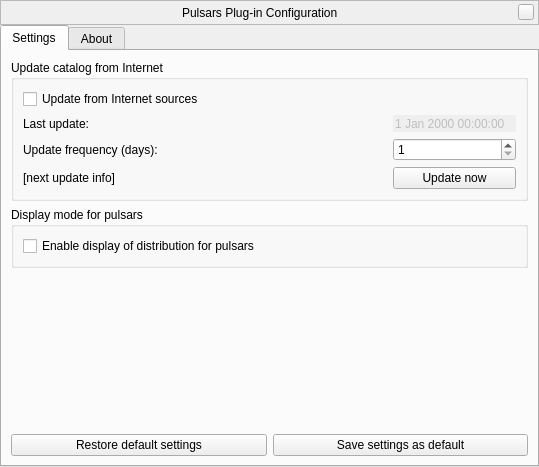
First picture: the form in plugins/Pulsars/src/gui/pulsarsDialog.ui, repository 519984307/stellarium_src, before the edit.
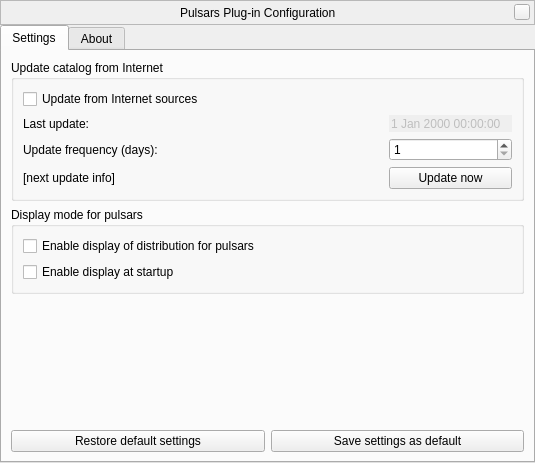
Second picture: the form after the edit. Custom widgets are drawn as their Qt base class.

Commit message: added 'Enable display at startup' feature for Exoplanets, Pulsars and Quasars plugins; added automatic upgrade for obsolete keys from config.ini

```diff
--- a/plugins/Pulsars/src/gui/pulsarsDialog.ui
+++ b/plugins/Pulsars/src/gui/pulsarsDialog.ui
@@ -6,8 +6,8 @@
    <rect>
     <x>0</x>
     <y>0</y>
-    <width>539</width>
-    <height>467</height>
+    <width>535</width>
+    <height>463</height>
    </rect>
   </property>
   <property name="windowTitle">
@@ -245,6 +245,13 @@
             </property>
            </widget>
           </item>
+          <item>
+           <widget class="QCheckBox" name="displayAtStartupCheckBox">
+            <property name="text">
+             <string>Enable display at startup</string>
+            </property>
+           </widget>
+          </item>
          </layout>
         </widget>
        </item>
```
The commit also changes 19 other files.
